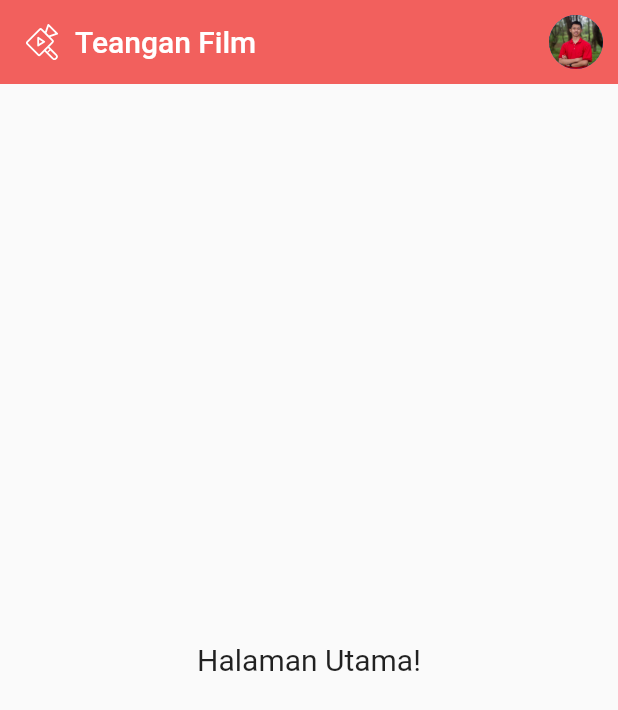
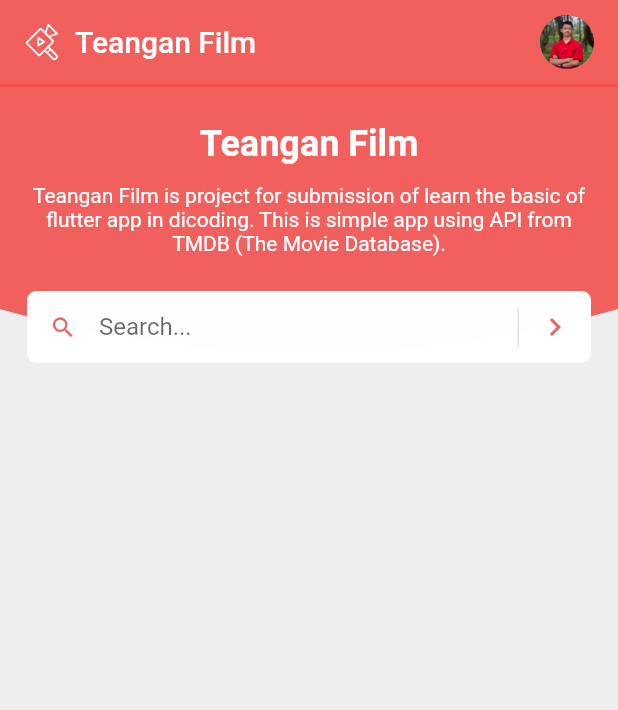
Before and after one commit to rizalarfiyan/teangan-film-mobile, a Flutter app: the screen it shows after launch, on a phone screen of 412 x 824 dp. Shown: the top 710 px of the screen. Run offline on Flutter 3.47's test engine with Material 2 defaults, Android fonts, the phone set to English and light mode, and no system bars; our stand-ins replace flutter_dotenv, flutter_svg, get.

Commit message:
feat: add homepage header

```diff
--- a/lib/app/modules/home/views/home_view.dart
+++ b/lib/app/modules/home/views/home_view.dart
@@ -2,6 +2,7 @@ import 'package:flutter/material.dart';
 import 'package:get/get.dart';
 import 'package:flutter_svg/flutter_svg.dart';
 import 'package:teangan_film_mobile/app/modules/home/controllers/home_controller.dart';
+import 'package:teangan_film_mobile/app/resources/global/clipper.dart';
 import 'package:teangan_film_mobile/app/resources/global/colors.dart';
 import 'package:teangan_film_mobile/app/resources/global/images.dart';
 
@@ -10,6 +11,7 @@ class HomeView extends GetView<HomeController> {
   @override
   Widget build(BuildContext context) {
     return Scaffold(
+      backgroundColor: Colors.grey[200],
       appBar: AppBar(
         title: Row(
           children: [
@@ -31,7 +33,7 @@ class HomeView extends GetView<HomeController> {
             children: [
               Container(
                 margin: const EdgeInsets.only(
-                  right: 10,
+                  right: 16,
                 ),
                 width: 36,
                 height: 36,
@@ -46,11 +48,101 @@ class HomeView extends GetView<HomeController> {
         backgroundColor: ColorItem.red,
         elevation: 0,
       ),
-      body: const Center(
-        child: Text(
-          'Halaman Utama!',
-          style: TextStyle(fontSize: 20),
-        ),
+      body: Stack(
+        children: [
+          ClipPath(
+            clipper: RoundedClipper(),
+            child: Container(
+              width: Get.width,
+              height: 210,
+              color: ColorItem.red,
+            ),
+          ),
+          Column(
+            children: [
+              Divider(
+                thickness: 2,
+                height: 2,
+                color: ColorItem.red5,
+              ),
+              Container(
+                margin: const EdgeInsets.symmetric(
+                  horizontal: 18,
+                  vertical: 24,
+                ),
+                child: Column(
+                  children: [
+                    Text(
+                      "Teangan Film",
+                      style: TextStyle(
+                        fontWeight: FontWeight.bold,
+                        fontSize: 24,
+                        color: ColorItem.white,
+                      ),
+                    ),
+                    const SizedBox(height: 12),
+                    Container(
+                      constraints: const BoxConstraints(
+                        maxWidth: 420,
+                        minHeight: 40,
+                      ),
+                      child: Text(
+                        "Teangan Film is project for submission of learn the basic of flutter app in dicoding. This is simple app using API from TMDB (The Movie Database).",
+                        textAlign: TextAlign.center,
+                        style: TextStyle(
+                          color: ColorItem.white,
+                        ),
+                      ),
+                    )
+                  ],
+                ),
+              ),
+              Container(
+                margin: const EdgeInsets.symmetric(
+                  horizontal: 18,
+                ),
+                decoration: BoxDecoration(
+                  color: ColorItem.white,
+                  borderRadius: BorderRadius.circular(6),
+                ),
+                constraints: const BoxConstraints(
+                  maxWidth: 420,
+                ),
+                child: Row(
+                  children: [
+                    Expanded(
+                      child: TextField(
+                        decoration: InputDecoration(
+                          hintText: 'Search...',
+                          border: InputBorder.none,
+                          prefixIcon: Icon(
+                            Icons.search,
+                            color: ColorItem.red,
+                          ),
+                          isDense: true,
+                          contentPadding: const EdgeInsets.all(0),
+                        ),
+                        textAlignVertical: TextAlignVertical.center,
+                      ),
+                    ),
+                    Container(
+                      width: 1,
+                      height: 26,
+                      color: Colors.grey[300],
+                    ),
+                    IconButton(
+                      icon: Icon(
+                        Icons.keyboard_arrow_right,
+                        color: ColorItem.red,
+                      ),
+                      onPressed: () {},
+                    ),
+                  ],
+                ),
+              ),
+            ],
+          )
+        ],
       ),
     );
   }
--- /dev/null
+++ b/lib/app/resources/global/clipper.dart
@@ -0,0 +1,20 @@
+import 'package:flutter/material.dart';
+
+class RoundedClipper extends CustomClipper<Path> {
+  @override
+  Path getClip(Size size) {
+    Path path = Path();
+    path.lineTo(0, size.height - 60);
+    path.quadraticBezierTo(
+      size.width / 2,
+      size.height,
+      size.width,
+      size.height - 60,
+    );
+    path.lineTo(size.width, 0);
+    return path;
+  }
+
+  @override
+  bool shouldReclip(covariant CustomClipper<Path> oldClipper) => true;
+}
--- a/lib/app/resources/global/colors.dart
+++ b/lib/app/resources/global/colors.dart
@@ -5,6 +5,7 @@ class ColorItem {
   static var black = hexToColor("#000000");
 
   static var red = hexToColor("#F25F5C");
+  static var red5 = hexToColor("#f1504d");
 
   static Color hexToColor(String hexColor) {
     hexColor = hexColor.toUpperCase().replaceAll("#", "");
```
